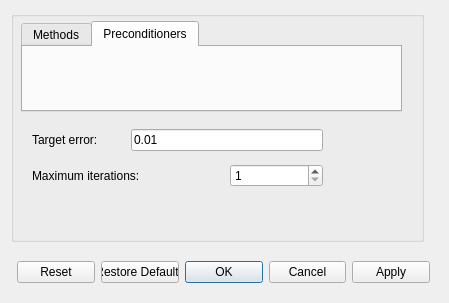
Old version of the form src/Interface/Modules/Math/SolveLinearSystem.ui in the repository SCIInstitute/SCIRun.
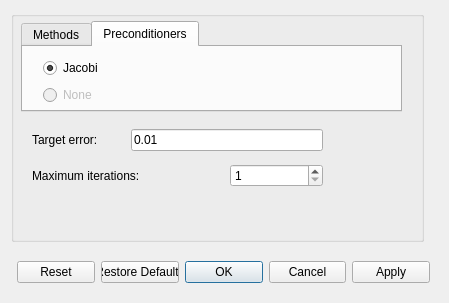
New version of the form. The open tabs and pages were chosen to show the change.

```diff
--- a/src/Interface/Modules/Math/SolveLinearSystem.ui
+++ b/src/Interface/Modules/Math/SolveLinearSystem.ui
@@ -93,6 +93,41 @@
      <attribute name="title">
       <string>Preconditioners</string>
      </attribute>
+     <widget class="QWidget" name="">
+      <property name="geometry">
+       <rect>
+        <x>20</x>
+        <y>10</y>
+        <width>111</width>
+        <height>51</height>
+       </rect>
+      </property>
+      <layout class="QGridLayout" name="gridLayout_2">
+       <item row="0" column="0">
+        <widget class="QRadioButton" name="radioButton_2">
+         <property name="text">
+          <string>Jacobi</string>
+         </property>
+         <property name="checked">
+          <bool>true</bool>
+         </property>
+        </widget>
+       </item>
+       <item row="1" column="0">
+        <widget class="QRadioButton" name="radioButton_3">
+         <property name="enabled">
+          <bool>false</bool>
+         </property>
+         <property name="text">
+          <string>None</string>
+         </property>
+         <property name="checkable">
+          <bool>true</bool>
+         </property>
+        </widget>
+       </item>
+      </layout>
+     </widget>
     </widget>
    </widget>
    <widget class="QWidget" name="layoutWidget">
```
Left out of the diff: 2 changed lines with no effect on the pictures.
